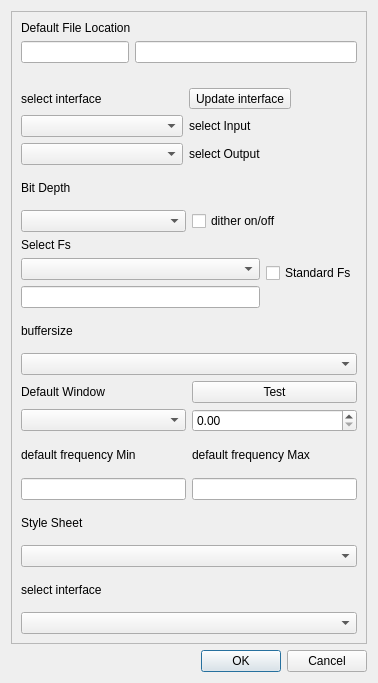
Qt form ui/jBae_Meas_0_15_Pref.ui (Jee-Bee/Meas) before a commit.
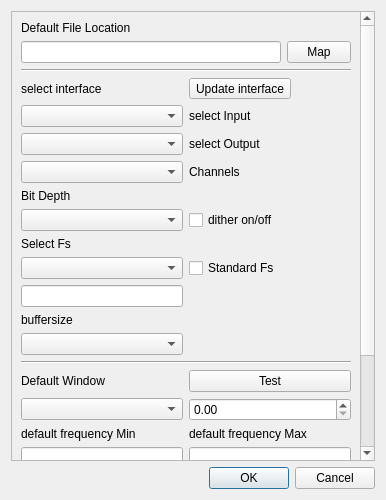
The same form after that commit.

Commit message: add modifications at layout incl main script

```diff
--- a/ui/jBae_Meas_0_15_Pref.ui
+++ b/ui/jBae_Meas_0_15_Pref.ui
@@ -6,8 +6,8 @@
    <rect>
     <x>0</x>
     <y>0</y>
-    <width>378</width>
-    <height>683</height>
+    <width>386</width>
+    <height>500</height>
    </rect>
   </property>
   <property name="windowTitle">
@@ -27,45 +27,19 @@
        <rect>
         <x>0</x>
         <y>0</y>
-        <width>358</width>
-        <height>630</height>
+        <width>351</width>
+        <height>668</height>
        </rect>
       </property>
       <layout class="QGridLayout" name="gridLayout">
-       <item row="0" column="0">
-        <layout class="QFormLayout" name="fileLayout">
-         <item row="0" column="0" colspan="2">
-          <widget class="QLabel" name="File_loc">
+       <item row="11" column="0">
+        <widget class="QLabel" name="fsSelLab">
            <property name="text">
-            <string>Default File Location</string>
+          <string>Select Fs</string>
            </property>
           </widget>
          </item>
-         <item row="1" column="0">
-          <widget class="QLineEdit" name="File_loc_box1"/>
-         </item>
-         <item row="1" column="1">
-          <widget class="QLineEdit" name="File_loc_box2"/>
-         </item>
-        </layout>
-       </item>
-       <item row="1" column="0">
-        <layout class="QFormLayout" name="interfaceLayout">
-         <item row="0" column="0">
-          <widget class="QLabel" name="interfaceSelLab">
-           <property name="text">
-            <string>select interface</string>
-           </property>
-          </widget>
-         </item>
-         <item row="0" column="1">
-          <widget class="QToolButton" name="interfaceUpdate">
-           <property name="text">
-            <string>Update interface</string>
-           </property>
-          </widget>
-         </item>
-         <item row="1" column="0">
+       <item row="4" column="0">
           <widget class="QComboBox" name="interfaceInput">
            <property name="minimumSize">
             <size>
@@ -75,42 +49,126 @@
            </property>
           </widget>
          </item>
-         <item row="1" column="1">
-          <widget class="QLabel" name="interfaceInputLab">
-           <property name="text">
-            <string>select Input</string>
-           </property>
-          </widget>
-         </item>
-         <item row="2" column="0">
-          <widget class="QComboBox" name="interfaceOutput">
-           <property name="minimumSize">
-            <size>
-             <width>162</width>
-             <height>0</height>
-            </size>
-           </property>
-          </widget>
-         </item>
-         <item row="2" column="1">
+       <item row="5" column="1">
           <widget class="QLabel" name="interfaceOutputLab">
            <property name="text">
             <string>select Output</string>
            </property>
           </widget>
          </item>
-        </layout>
+       <item row="18" column="0">
+        <widget class="QComboBox" name="WindowSel">
+         <property name="minimumSize">
+          <size>
+           <width>162</width>
+           <height>0</height>
+          </size>
+         </property>
+        </widget>
        </item>
-       <item row="2" column="0">
-        <layout class="QGridLayout" name="bitDepthLayout">
-         <item row="0" column="0">
+       <item row="3" column="0">
+        <widget class="QLabel" name="interfaceSelLab">
+         <property name="text">
+          <string>select interface</string>
+         </property>
+        </widget>
+       </item>
+       <item row="20" column="1">
+        <widget class="QLineEdit" name="defFreqMaxEdit">
+         <property name="minimumSize">
+          <size>
+           <width>162</width>
+           <height>0</height>
+          </size>
+         </property>
+        </widget>
+       </item>
+       <item row="14" column="0">
+        <widget class="QLabel" name="buffSizeLab">
+         <property name="text">
+          <string>buffersize</string>
+         </property>
+        </widget>
+       </item>
+       <item row="19" column="1">
+        <widget class="QLabel" name="defFreqMaxLab">
+         <property name="text">
+          <string>default frequency Max</string>
+         </property>
+        </widget>
+       </item>
+       <item row="15" column="0">
+        <widget class="QComboBox" name="buffSizeSel">
+         <property name="minimumSize">
+          <size>
+           <width>162</width>
+           <height>0</height>
+          </size>
+         </property>
+        </widget>
+       </item>
+       <item row="9" column="0">
           <widget class="QLabel" name="bitDeptLab">
            <property name="text">
             <string>Bit Depth</string>
            </property>
           </widget>
          </item>
-         <item row="1" column="0">
+       <item row="2" column="0" colspan="2">
+        <widget class="Line" name="line_2">
+         <property name="orientation">
+          <enum>Qt::Horizontal</enum>
+         </property>
+        </widget>
+       </item>
+       <item row="22" column="0">
+        <widget class="QLabel" name="styleSheetLab">
+         <property name="text">
+          <string>Style Sheet</string>
+         </property>
+        </widget>
+       </item>
+       <item row="21" column="0" colspan="2">
+        <widget class="Line" name="line_3">
+         <property name="orientation">
+          <enum>Qt::Horizontal</enum>
+         </property>
+        </widget>
+       </item>
+       <item row="1" column="0" colspan="2">
+        <layout class="QHBoxLayout" name="horizontalLayout_3">
+         <item>
+          <widget class="QLineEdit" name="File_loc_box1"/>
+         </item>
+         <item>
+          <widget class="QPushButton" name="File_loc_but">
+           <property name="minimumSize">
+            <size>
+             <width>16</width>
+             <height>16</height>
+            </size>
+           </property>
+           <property name="maximumSize">
+            <size>
+             <width>64</width>
+             <height>64</height>
+            </size>
+           </property>
+           <property name="text">
+            <string>Map</string>
+           </property>
+          </widget>
+         </item>
+        </layout>
+       </item>
+       <item row="3" column="1">
+        <widget class="QToolButton" name="interfaceUpdate">
+         <property name="text">
+          <string>Update interface</string>
+         </property>
+        </widget>
+       </item>
+       <item row="10" column="0">
           <widget class="QComboBox" name="bitDepth">
            <property name="minimumSize">
             <size>
@@ -120,33 +178,22 @@
            </property>
           </widget>
          </item>
-         <item row="1" column="1">
-          <widget class="QCheckBox" name="bitDeptDither">
+       <item row="4" column="1">
+        <widget class="QLabel" name="interfaceInputLab">
            <property name="text">
-            <string>dither on/off</string>
+          <string>select Input</string>
            </property>
           </widget>
          </item>
-        </layout>
-       </item>
-       <item row="3" column="0">
-        <layout class="QGridLayout" name="fsLayout">
-         <item row="0" column="0">
-          <widget class="QLabel" name="fsSelLab">
-           <property name="text">
-            <string>Select Fs</string>
-           </property>
-          </widget>
-         </item>
-         <item row="0" column="1" rowspan="3">
+       <item row="12" column="1">
           <widget class="QCheckBox" name="fsStandard">
            <property name="text">
             <string>Standard Fs</string>
            </property>
           </widget>
          </item>
-         <item row="1" column="0">
-          <widget class="QComboBox" name="fsSel">
+       <item row="25" column="0">
+        <widget class="QComboBox" name="comboBox_7">
            <property name="minimumSize">
             <size>
              <width>162</width>
@@ -155,50 +202,32 @@
            </property>
           </widget>
          </item>
-         <item row="2" column="0">
+       <item row="13" column="0">
           <widget class="QLineEdit" name="fsEdit"/>
          </item>
-        </layout>
-       </item>
-       <item row="4" column="0">
-        <layout class="QVBoxLayout" name="buffSize">
-         <item>
-          <widget class="QLabel" name="buffSizeLab">
+       <item row="24" column="0">
+        <widget class="QLabel" name="label_8">
            <property name="text">
-            <string>buffersize</string>
+          <string>select interface</string>
            </property>
           </widget>
          </item>
-         <item>
-          <widget class="QComboBox" name="buffSizeSel">
-           <property name="minimumSize">
-            <size>
-             <width>162</width>
-             <height>0</height>
-            </size>
-           </property>
-          </widget>
-         </item>
-        </layout>
-       </item>
-       <item row="5" column="0">
-        <layout class="QGridLayout" name="windowLayout">
-         <item row="0" column="0">
-          <widget class="QLabel" name="windowLab">
-           <property name="text">
-            <string>Default Window</string>
-           </property>
-          </widget>
-         </item>
-         <item row="0" column="1">
+       <item row="17" column="1">
           <widget class="QPushButton" name="OverlapTest">
            <property name="text">
             <string>Test</string>
            </property>
           </widget>
          </item>
-         <item row="1" column="0">
-          <widget class="QComboBox" name="WindowSel">
+       <item row="7" column="1">
+        <widget class="QLabel" name="interfaceOutputLab_2">
+         <property name="text">
+          <string>Channels</string>
+         </property>
+        </widget>
+       </item>
+       <item row="23" column="0">
+        <widget class="QComboBox" name="styleSheetSel">
            <property name="minimumSize">
             <size>
              <width>162</width>
@@ -207,28 +236,58 @@
            </property>
           </widget>
          </item>
-         <item row="1" column="1">
-          <widget class="QDoubleSpinBox" name="overlapPercent"/>
-         </item>
-        </layout>
-       </item>
-       <item row="6" column="0">
-        <layout class="QGridLayout" name="defFreqLayout">
-         <item row="0" column="0">
+       <item row="5" column="0">
+        <widget class="QComboBox" name="interfaceOutput">
+         <property name="minimumSize">
+          <size>
+           <width>162</width>
+           <height>0</height>
+          </size>
+         </property>
+        </widget>
+       </item>
+       <item row="19" column="0">
           <widget class="QLabel" name="defFreqMinLab">
            <property name="text">
             <string>default frequency Min</string>
            </property>
           </widget>
          </item>
-         <item row="0" column="1">
-          <widget class="QLabel" name="defFreqMaxLab">
+       <item row="16" column="0" colspan="2">
+        <widget class="Line" name="line">
+         <property name="orientation">
+          <enum>Qt::Horizontal</enum>
+         </property>
+        </widget>
+       </item>
+       <item row="10" column="1">
+        <widget class="QCheckBox" name="bitDeptDither">
            <property name="text">
-            <string>default frequency Max</string>
+          <string>dither on/off</string>
            </property>
           </widget>
          </item>
-         <item row="1" column="0">
+       <item row="17" column="0">
+        <widget class="QLabel" name="windowLab">
+         <property name="text">
+          <string>Default Window</string>
+         </property>
+        </widget>
+       </item>
+       <item row="7" column="0">
+        <widget class="QComboBox" name="interfaceOutput_2">
+         <property name="minimumSize">
+          <size>
+           <width>162</width>
+           <height>0</height>
+          </size>
+         </property>
+        </widget>
+       </item>
+       <item row="18" column="1">
+        <widget class="QDoubleSpinBox" name="overlapPercent"/>
+       </item>
+       <item row="20" column="0">
           <widget class="QLineEdit" name="defFreqMinEdit">
            <property name="minimumSize">
             <size>
@@ -241,8 +300,8 @@
            </property>
           </widget>
          </item>
-         <item row="1" column="1">
-          <widget class="QLineEdit" name="defFreqMaxEdit">
+       <item row="12" column="0">
+        <widget class="QComboBox" name="fsSel">
            <property name="minimumSize">
             <size>
              <width>162</width>
@@ -251,49 +310,25 @@
            </property>
           </widget>
          </item>
-        </layout>
-       </item>
-       <item row="7" column="0">
-        <layout class="QVBoxLayout" name="styleSheet">
-         <item>
-          <widget class="QLabel" name="styleSheetLab">
+       <item row="0" column="0">
+        <widget class="QLabel" name="File_loc">
            <property name="text">
-            <string>Style Sheet</string>
+          <string>Default File Location</string>
            </property>
           </widget>
          </item>
-         <item>
-          <widget class="QComboBox" name="styleSheetSel">
-           <property name="minimumSize">
-            <size>
-             <width>162</width>
-             <height>0</height>
-            </size>
-           </property>
-          </widget>
-         </item>
-        </layout>
-       </item>
-       <item row="8" column="0">
-        <layout class="QVBoxLayout" name="verticalLayout_7">
-         <item>
-          <widget class="QLabel" name="label_8">
-           <property name="text">
-            <string>select interface</string>
-           </property>
-          </widget>
-         </item>
-         <item>
-          <widget class="QComboBox" name="comboBox_7">
-           <property name="minimumSize">
+       <item row="6" column="0">
+        <spacer name="verticalSpacer">
+         <property name="orientation">
+          <enum>Qt::Vertical</enum>
+         </property>
+         <property name="sizeHint" stdset="0">
             <size>
-             <width>162</width>
-             <height>0</height>
-            </size>
-           </property>
-          </widget>
-         </item>
-        </layout>
+           <width>20</width>
+           <height>40</height>
+          </size>
+         </property>
+        </spacer>
        </item>
       </layout>
      </widget>
```
Left out of the diff: 1 changed line with no effect on the pictures. Lines whose indentation alone changed are shown as unchanged. The commit also changes 5 other files.
